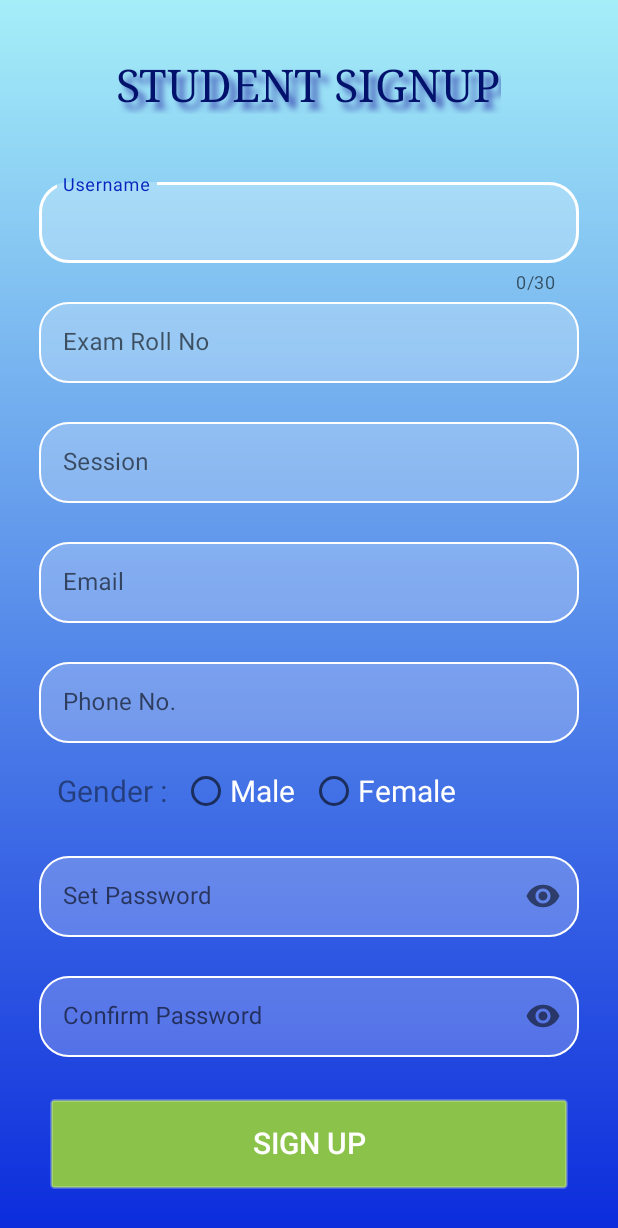
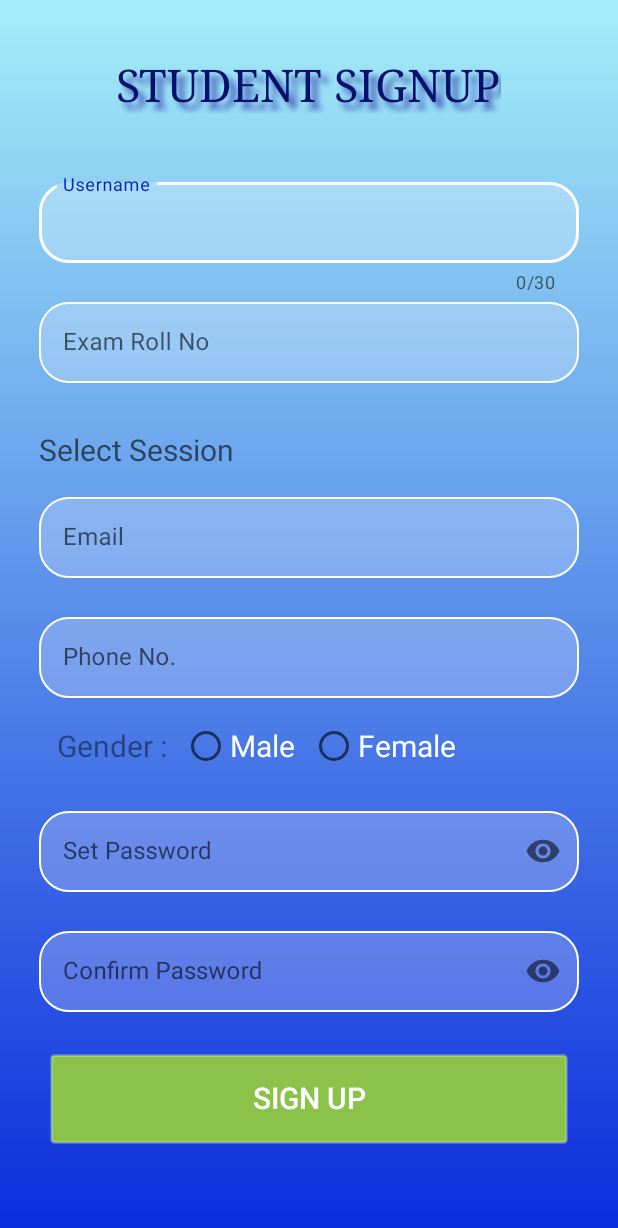
Before and after one commit to Pawan85077/MSCII, an Android app: the Signup_student screen opened directly, with no data from a screen before it, on a phone screen of 412 x 824 dp. Shown: the top 1228 px of the screen. Run offline under Robolectric (Android 15) with nearby library versions, the phone set to English and light mode, and no system bars; our stand-ins replace Firebase (no records; nobody signed in at launch, a user with empty details on screens opened directly).

```diff
--- a/app/src/main/java/com/codinghelper/mscii/Signup_student.java
+++ b/app/src/main/java/com/codinghelper/mscii/Signup_student.java
@@ -1,16 +1,24 @@
 package com.codinghelper.mscii;
 
+import android.app.DatePickerDialog;
 import android.app.ProgressDialog;
 import android.content.Intent;
+import android.graphics.Color;
+import android.graphics.drawable.ColorDrawable;
+import android.nfc.Tag;
 import android.os.Bundle;
+import android.support.v4.media.RatingCompat;
 import android.text.TextUtils;
 import android.util.Patterns;
 import android.view.View;
+import android.view.ViewGroup;
 import android.widget.Button;
+import android.widget.DatePicker;
 import android.widget.EditText;
 import android.widget.ProgressBar;
 import android.widget.RadioButton;
 import android.widget.RelativeLayout;
+import android.widget.TextView;
 import android.widget.Toast;
 
 import androidx.annotation.NonNull;
@@ -23,12 +31,15 @@ import com.google.firebase.auth.FirebaseAuth;
 import com.google.firebase.database.DatabaseReference;
 import com.google.firebase.database.FirebaseDatabase;
 
+import java.util.Calendar;
 import java.util.regex.Pattern;
 
 public class Signup_student extends AppCompatActivity {
-
-    EditText t_username,t_examrall,t_session,t_email,t_phoneno,t_tempassword,t_conpassword;
+private static final String TAG="Signup_student";
+    EditText t_username,t_examrall,t_email,t_phoneno,t_tempassword,t_conpassword;
     private Button btn_register;
+    private TextView t_session;
+    private DatePickerDialog.OnDateSetListener dateSetListener;
     RadioButton radioGenderMale,radioGenderFemale;
     DatabaseReference databaseReference;
     String gender="";
@@ -43,7 +54,7 @@ public class Signup_student extends AppCompatActivity {
 
         t_username=(EditText)findViewById(R.id.un);
         t_examrall=(EditText)findViewById(R.id.rl);
-        t_session=(EditText)findViewById(R.id.ss);
+        t_session=(TextView) findViewById(R.id.ss);
         t_email=(EditText)findViewById(R.id.emal);
         t_phoneno=(EditText)findViewById(R.id.pn);
         t_tempassword=(EditText)findViewById(R.id.sp);
@@ -57,6 +68,31 @@ public class Signup_student extends AppCompatActivity {
 
         databaseReference= FirebaseDatabase.getInstance().getReference("studentDetail");
         firebaseAuth=FirebaseAuth.getInstance();
+        t_session.setOnClickListener(new View.OnClickListener() {
+            @Override
+            public void onClick(View view) {
+                Calendar cal = Calendar.getInstance();
+                int year = cal.get(Calendar.YEAR);
+                int month=cal.get(Calendar.MONTH);
+                int day=cal.get(Calendar.DAY_OF_MONTH);
+                DatePickerDialog dialog = new DatePickerDialog(
+                        Signup_student.this,
+                        android.R.style.Theme_Holo_Light_Dialog_MinWidth,
+                        dateSetListener,
+                        year,month,day);
+               dialog.getWindow().setBackgroundDrawable(new ColorDrawable(Color.TRANSPARENT));
+               dialog.show();
+            }
+        });
+        dateSetListener=new DatePickerDialog.OnDateSetListener() {
+            @Override
+            public void onDateSet(DatePicker datePicker, int year, int month, int day) {
+                month=month+1;
+                String date=month+"/"+day+"/"+year;
+                t_session.setText(date);
+            }
+        };
+
         btn_register.setOnClickListener(new View.OnClickListener() {
             @Override
             public void onClick(View view) {
--- a/app/src/main/res/layout/activity_signup_student.xml
+++ b/app/src/main/res/layout/activity_signup_student.xml
@@ -76,21 +76,17 @@
 
             </com.google.android.material.textfield.TextInputLayout>
 
-            <com.google.android.material.textfield.TextInputLayout
-                android:id="@+id/Session"
-                style="@style/TextLabel"
-                android:layout_width="match_parent"
-                android:layout_height="wrap_content"
-                app:errorEnabled="true">
 
-                <com.google.android.material.textfield.TextInputEditText
+
+                <TextView
                     android:id="@+id/ss"
-                    android:layout_width="match_parent"
-                    android:layout_height="54dp"
-                    android:hint="Session"
+                    android:layout_width="wrap_content"
+                    android:layout_height="50dp"
+                    android:paddingTop="10dp"
+                    android:hint="Select Session"
                     android:inputType="numberSigned"
-                    android:textColor="#ffffff" />
-            </com.google.android.material.textfield.TextInputLayout>
+                    android:textColor="#74000000"
+                    android:textSize="20sp"/>
 
 
 
```
